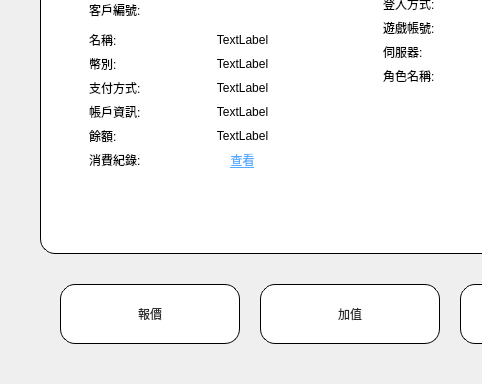
Above: src/AdbClient/StageCustomerService/LayerSearchCustomer.ui from roger0816/Adb before the change; both pictures show x 0 to 482 and y 148 to 532 of the 700 by 532 pixel window. Below: the same form after it.
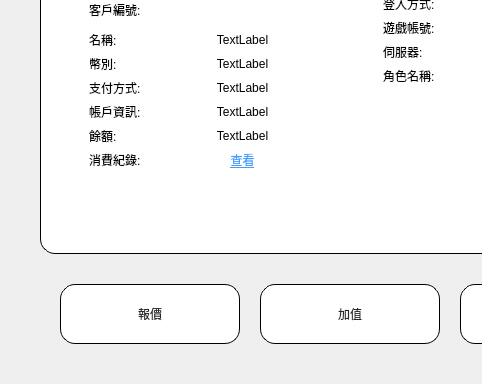
That is the form after the change. Custom widgets are drawn as their Qt base class.

The edit to the form file:
```diff
--- a/src/AdbClient/StageCustomerService/LayerSearchCustomer.ui
+++ b/src/AdbClient/StageCustomerService/LayerSearchCustomer.ui
@@ -343,25 +343,66 @@
                   </property>
                  </widget>
                 </item>
-                <item row="7" column="0">
+                <item row="8" column="0">
                  <widget class="QLabel" name="label_20">
                   <property name="text">
                    <string>消費紀錄:</string>
                   </property>
                  </widget>
                 </item>
-                <item row="7" column="1">
-                 <widget class="QLabel" name="label_21">
+                <item row="8" column="1">
+                 <widget class="QPushButton" name="btnHistory">
                   <property name="styleSheet">
-                   <string notr="true">color: rgb(85, 170, 255);
-font: 18px &quot;Microsoft JhengHei UI&quot;;
-text-decoration: underline;</string>
+                   <string notr="true">
+
+
+
+QPushButton{
+background-color: rgb(255, 255, 255,0);
+border-radius:5px;
+    color: #409eff;
+border: 0px solid #000000; 
+text-decoration: underline;
+}
+
+
+/*
+QPushButton{
+background-color: rgb(255, 255, 255);
+border-radius:5px;
+color: rgb(41,41,41);
+border: 1px solid #000000; 
+ padding: 5px;
+}
+
+
+
+QPushButton:hover {
+    background-color: #ecf5ff;
+    color: #409eff;
+}
+
+
+QPushButton:pressed, QPushButton:checked {
+    border: 1px solid #3a8ee6;
+    color: #409eff;
+}
+
+
+QPushButton:disabled { 
+border-style: outset; 
+border-width: 0px; 
+font: 700 24px &quot;Microsoft JhengHei UI&quot;; 
+color:gray;
+background-color:gray;
+}
+*/</string>
                   </property>
                   <property name="text">
                    <string>查看</string>
                   </property>
-                  <property name="alignment">
-                   <set>Qt::AlignCenter</set>
+                  <property name="flat">
+                   <bool>true</bool>
                   </property>
                  </widget>
                 </item>
```
